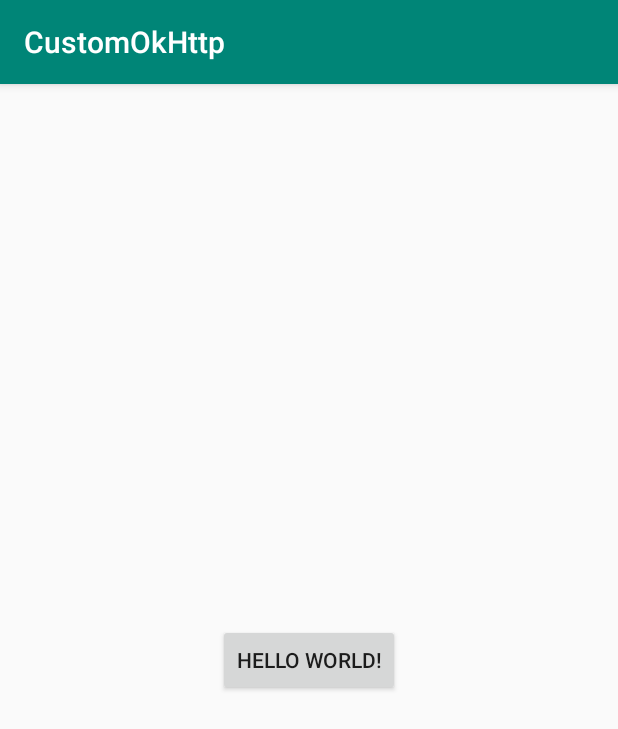
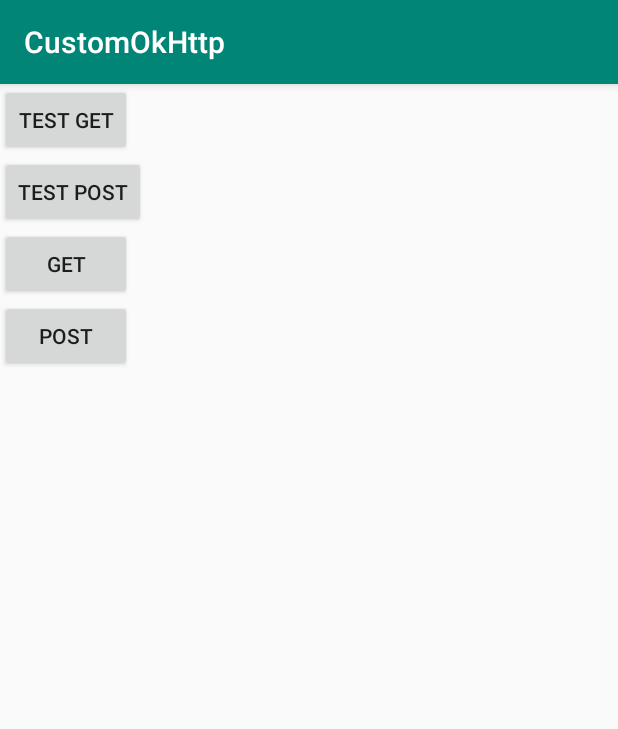
Before and after one commit to EthanCo/HandwrittenLibrary, an Android app: the screen it shows after launch (MainActivity), on a phone screen of 412 x 824 dp. Shown: the top 729 px of the screen. Run offline under Robolectric (Android 15) with nearby library versions, the phone set to English and light mode, and no system bars.

Commit message:
GET POST 请求完成

```diff
--- a/CustomOkHttp/app/src/main/java/com/liubike/customokhttp/okhttp/RealCall2.java
+++ b/CustomOkHttp/app/src/main/java/com/liubike/customokhttp/okhttp/RealCall2.java
@@ -1,8 +1,10 @@
 package com.liubike.customokhttp.okhttp;
 
 import com.liubike.customokhttp.okhttp.chain.ChainManager;
+import com.liubike.customokhttp.okhttp.chain.ConnectionServerInterceptor;
 import com.liubike.customokhttp.okhttp.chain.Interceptor2;
 import com.liubike.customokhttp.okhttp.chain.ReRequestInterceptor;
+import com.liubike.customokhttp.okhttp.chain.RequestHeaderInterceptor;
 
 import java.io.IOException;
 import java.util.ArrayList;
@@ -103,7 +105,9 @@ public class RealCall2 implements Call2 {
 //        return null;
 
         List<Interceptor2> interceptor2List = new ArrayList<>();
-        interceptor2List.add(new ReRequestInterceptor());
+        interceptor2List.add(new ReRequestInterceptor()); //重试拦截器
+        interceptor2List.add(new RequestHeaderInterceptor()); //请求体拦截器
+        interceptor2List.add(new ConnectionServerInterceptor()); //连接服务器的拦截器
 
         ChainManager chainManager = new ChainManager(interceptor2List, 0, request2, RealCall2.this);
         return chainManager.getResponse(request2); //最终返回的Response
--- a/CustomOkHttp/app/src/main/java/com/liubike/customokhttp/okhttp/Request2.java
+++ b/CustomOkHttp/app/src/main/java/com/liubike/customokhttp/okhttp/Request2.java
@@ -72,6 +72,7 @@ public class Request2 {
         }
 
         public Builder post(RequestBody2 requestBody){
+            this.requestMethod = POST;
             this.requestBody = requestBody;
             return this;
         }
--- a/CustomOkHttp/app/src/main/java/com/liubike/customokhttp/okhttp/RequestBody2.java
+++ b/CustomOkHttp/app/src/main/java/com/liubike/customokhttp/okhttp/RequestBody2.java
@@ -29,7 +29,7 @@ public class RequestBody2 {
     public void addBody(String key, String value) {
         // 需要URL编码
         try {
-            bodys.put(URLEncoder.encode(key, UTC), URLEncoder.encode(key, UTC));
+            bodys.put(URLEncoder.encode(key, UTC), URLEncoder.encode(value, UTC));
         } catch (UnsupportedEncodingException e) {
             e.printStackTrace();
         }
--- a/CustomOkHttp/app/src/main/java/com/liubike/customokhttp/okhttp/chain/ReRequestInterceptor.java
+++ b/CustomOkHttp/app/src/main/java/com/liubike/customokhttp/okhttp/chain/ReRequestInterceptor.java
@@ -9,6 +9,7 @@ import java.io.IOException;
 
 /**
  * 重试拦截器
+ * //源码解析详见 https://www.jianshu.com/p/3ef261ab157c
  *
  * @author Heiko
  * @date 2019/9/30
--- a/CustomOkHttp/app/src/main/java/com/liubike/customokhttp/okhttp/chain/RequestHeaderInterceptor.java
+++ b/CustomOkHttp/app/src/main/java/com/liubike/customokhttp/okhttp/chain/RequestHeaderInterceptor.java
@@ -32,7 +32,7 @@ public class RequestHeaderInterceptor implements Interceptor2 {
              * Content-Length:48
              * Content-Type:application/x-www-form-urlencoded
              */
-            headerList.put("Content-Length", request.getRequestBody().getBody());
+            headerList.put("Content-Length", String.valueOf(request.getRequestBody().getBody().length()));
             headerList.put("Content-Type", RequestBody2.TYPE);
         }
 
--- a/CustomOkHttp/app/src/main/res/layout/activity_main.xml
+++ b/CustomOkHttp/app/src/main/res/layout/activity_main.xml
@@ -1,19 +1,50 @@
 <?xml version="1.0" encoding="utf-8"?>
-<android.support.constraint.ConstraintLayout xmlns:android="http://schemas.android.com/apk/res/android"
+<LinearLayout xmlns:android="http://schemas.android.com/apk/res/android"
     xmlns:app="http://schemas.android.com/apk/res-auto"
     xmlns:tools="http://schemas.android.com/tools"
     android:layout_width="match_parent"
     android:layout_height="match_parent"
+    android:orientation="vertical"
     tools:context=".MainActivity">
 
     <Button
         android:id="@+id/btn_01"
         android:layout_width="wrap_content"
         android:layout_height="wrap_content"
-        android:text="Hello World!"
+        android:text="TEST GET"
         app:layout_constraintBottom_toBottomOf="parent"
         app:layout_constraintLeft_toLeftOf="parent"
         app:layout_constraintRight_toRightOf="parent"
         app:layout_constraintTop_toTopOf="parent" />
 
-</android.support.constraint.ConstraintLayout>
+    <Button
+        android:id="@+id/btn_02"
+        android:layout_width="wrap_content"
+        android:layout_height="wrap_content"
+        android:text="TEST POST"
+        app:layout_constraintBottom_toBottomOf="parent"
+        app:layout_constraintLeft_toLeftOf="parent"
+        app:layout_constraintRight_toRightOf="parent"
+        app:layout_constraintTop_toTopOf="parent" />
+
+    <Button
+        android:id="@+id/btn_03"
+        android:layout_width="wrap_content"
+        android:layout_height="wrap_content"
+        android:text="GET"
+        app:layout_constraintBottom_toBottomOf="parent"
+        app:layout_constraintLeft_toLeftOf="parent"
+        app:layout_constraintRight_toRightOf="parent"
+        app:layout_constraintTop_toTopOf="parent" />
+
+    <Button
+        android:id="@+id/btn_04"
+        android:layout_width="wrap_content"
+        android:layout_height="wrap_content"
+        android:text="POST"
+        app:layout_constraintBottom_toBottomOf="parent"
+        app:layout_constraintLeft_toLeftOf="parent"
+        app:layout_constraintRight_toRightOf="parent"
+        app:layout_constraintTop_toTopOf="parent" />
+
+</LinearLayout>
```
Also changed, not shown: CustomOkHttp/app/src/main/java/com/liubike/customokhttp/MainActivity.java (+57 -2 lines), CustomOkHttp/app/src/main/java/com/liubike/customokhttp/network/Test01.java (added, +162 -0 lines), CustomOkHttp/app/src/main/java/com/liubike/customokhttp/network/Test02.java (added, +65 -0 lines), CustomOkHttp/app/src/main/java/com/liubike/customokhttp/okhttp/Response2.java (+17 -0 lines), CustomOkHttp/app/src/main/java/com/liubike/customokhttp/okhttp/SocketRequestServer.java (+40 -3 lines), CustomOkHttp/app/src/main/java/com/liubike/customokhttp/okhttp/chain/ConnectionServerInterceptor.java (+51 -3 lines).
